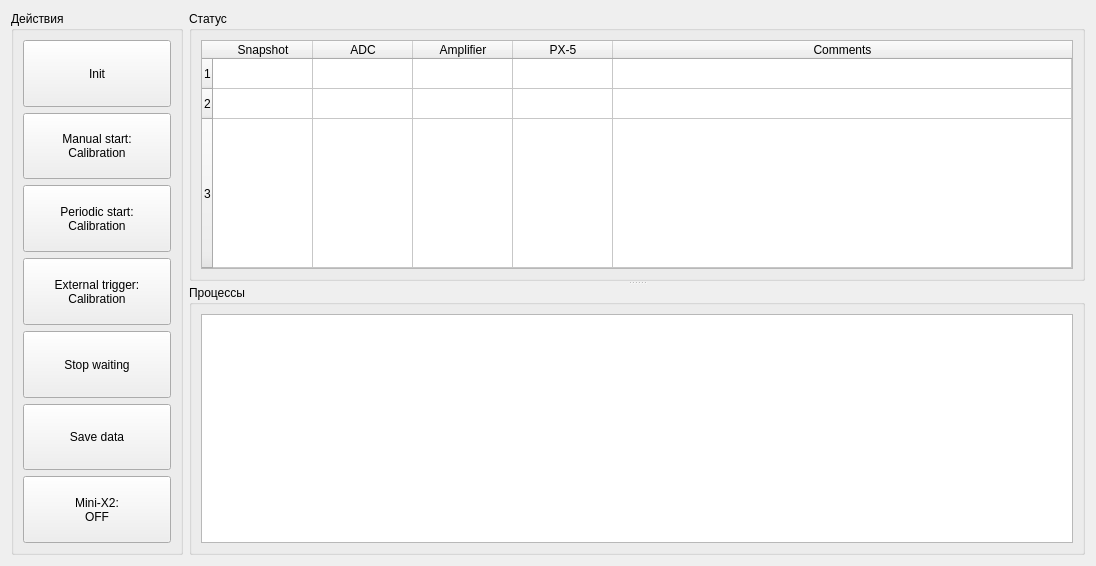
Before: the Qt Designer form ui/CentralWidgetUIDesign.ui in AVSidorov/FT2SXR, drawn with Qt 5.
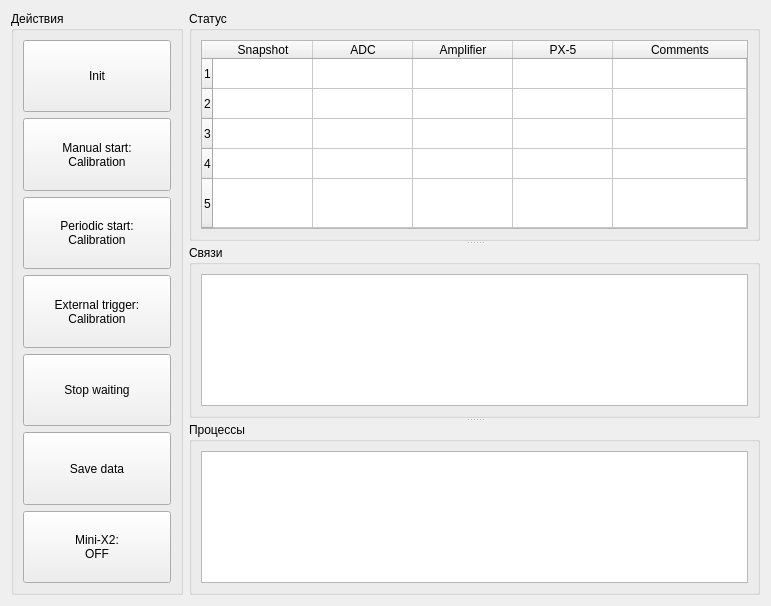
After: the same form once the commit is applied.

Diff of the .ui file:
```diff
--- a/ui/CentralWidgetUIDesign.ui
+++ b/ui/CentralWidgetUIDesign.ui
@@ -9,8 +9,8 @@
    <rect>
     <x>0</x>
     <y>0</y>
-    <width>1096</width>
-    <height>566</height>
+    <width>771</width>
+    <height>606</height>
    </rect>
   </property>
   <property name="sizePolicy">
@@ -160,10 +160,16 @@
       <enum>Qt::Vertical</enum>
      </property>
      <widget class="QGroupBox" name="groupBox">
+      <property name="sizePolicy">
+       <sizepolicy hsizetype="Preferred" vsizetype="Fixed">
+        <horstretch>0</horstretch>
+        <verstretch>0</verstretch>
+       </sizepolicy>
+      </property>
       <property name="minimumSize">
        <size>
         <width>400</width>
-        <height>270</height>
+        <height>230</height>
        </size>
       </property>
       <property name="maximumSize">
@@ -178,10 +184,16 @@
       <layout class="QVBoxLayout" name="verticalLayout">
        <item>
         <widget class="QTableWidget" name="status_tableWidget">
+         <property name="sizePolicy">
+          <sizepolicy hsizetype="Preferred" vsizetype="Fixed">
+           <horstretch>0</horstretch>
+           <verstretch>0</verstretch>
+          </sizepolicy>
+         </property>
          <property name="maximumSize">
           <size>
            <width>16777215</width>
-           <height>16777215</height>
+           <height>290</height>
           </size>
          </property>
          <property name="focusPolicy">
@@ -292,6 +304,16 @@
            <string>3</string>
           </property>
          </row>
+         <row>
+          <property name="text">
+           <string>4</string>
+          </property>
+         </row>
+         <row>
+          <property name="text">
+           <string>5</string>
+          </property>
+         </row>
          <column>
           <property name="text">
            <string>Snapshot</string>
@@ -323,9 +345,25 @@
      </widget>
      <widget class="QGroupBox" name="groupBox_2">
       <property name="title">
-       <string>Процессы</string>
+       <string>Связи</string>
       </property>
       <layout class="QVBoxLayout" name="verticalLayout_2">
+       <item>
+        <widget class="QTableWidget" name="wiring_tableWidget"/>
+       </item>
+      </layout>
+     </widget>
+     <widget class="QGroupBox" name="groupBox_4">
+      <property name="minimumSize">
+       <size>
+        <width>0</width>
+        <height>150</height>
+       </size>
+      </property>
+      <property name="title">
+       <string>Процессы</string>
+      </property>
+      <layout class="QHBoxLayout" name="horizontalLayout_2">
        <item>
         <widget class="QTextBrowser" name="log_textBrowser"/>
        </item>
```
